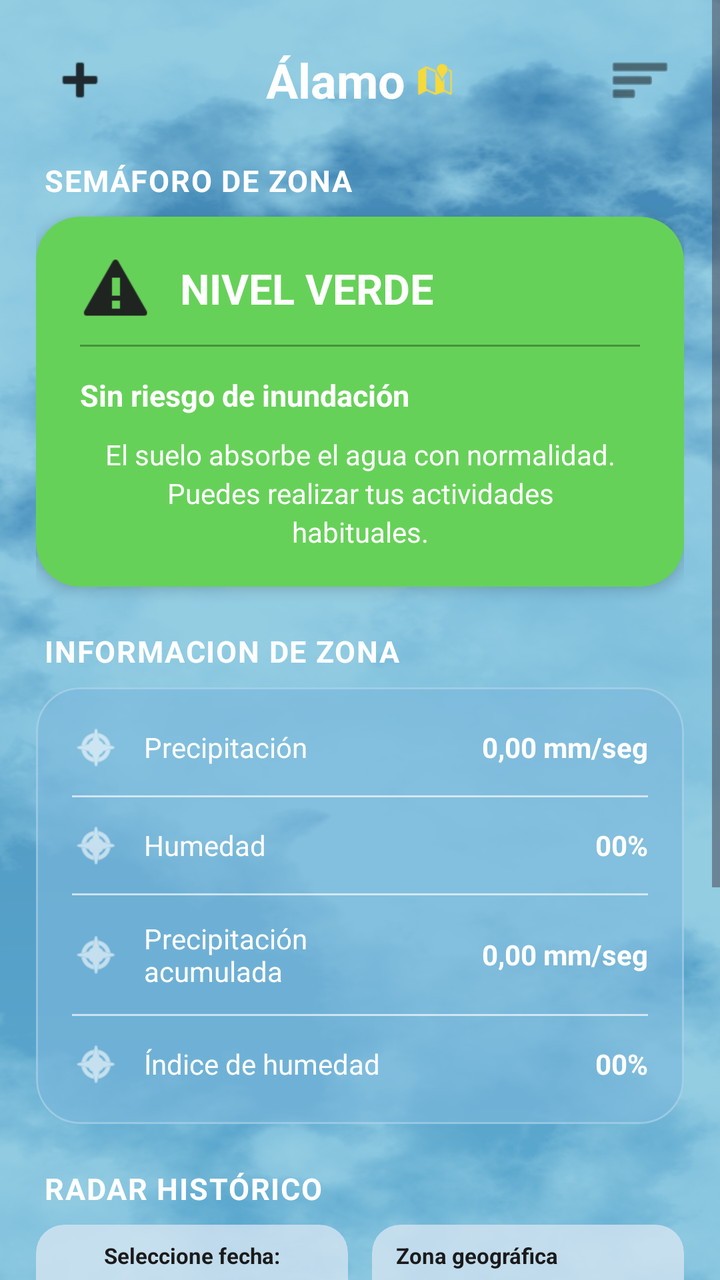
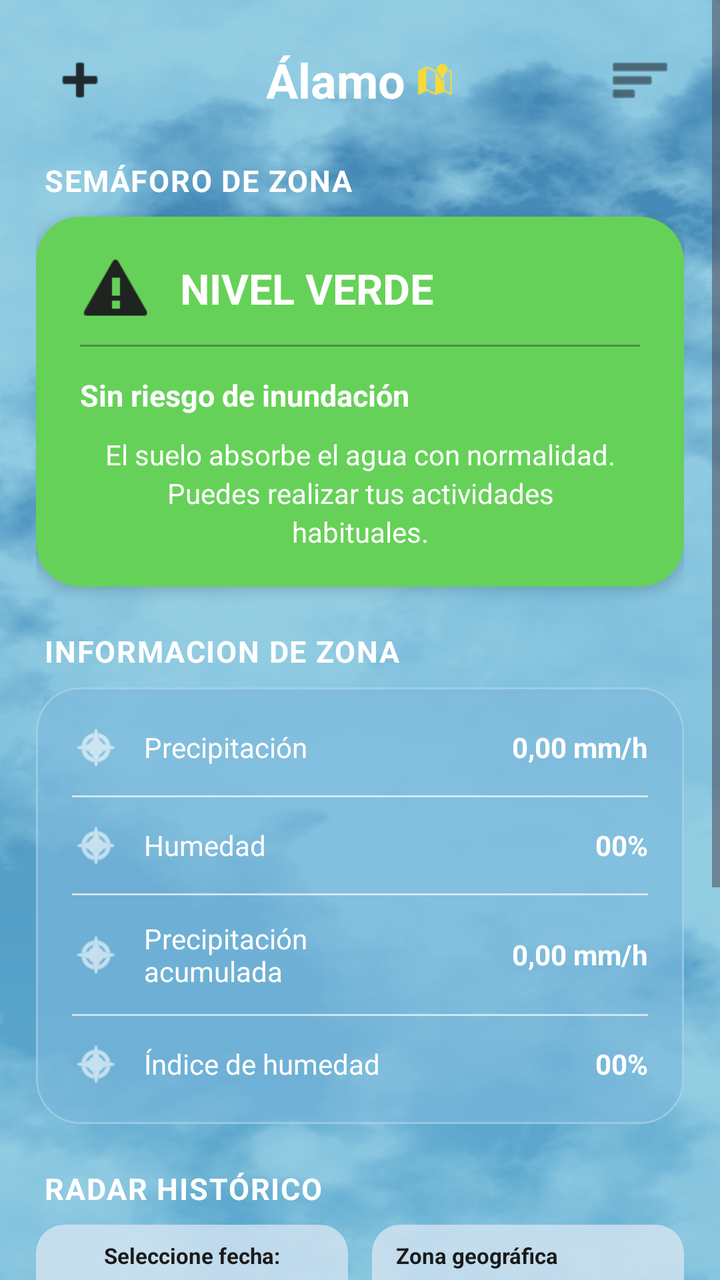

Compare the two renders of this Android layout. The source of the first and the diff that turns it into the second are given below.
<!-- AndroidManifest.xml: application theme Theme.SPILNASA -->
<!-- res/layout/activity_main.xml -->
<?xml version="1.0" encoding="utf-8"?>
<ScrollView xmlns:android="http://schemas.android.com/apk/res/android"
    xmlns:app="http://schemas.android.com/apk/res-auto"
    xmlns:tools="http://schemas.android.com/tools"
    android:id="@+id/main"
    android:layout_width="match_parent"
    android:layout_height="match_parent"
    android:background="@drawable/fondo"
    tools:context=".MainActivity">

    <LinearLayout
        android:layout_width="match_parent"
        android:layout_height="wrap_content"
        android:orientation="vertical"
        android:paddingHorizontal="18dp"
        android:paddingTop="14dp"
        android:paddingBottom="24dp">

        
        <RelativeLayout
            android:layout_width="match_parent"
            android:layout_height="52dp">

            <ImageButton
                android:id="@+id/btnAddZone"
                android:layout_width="44dp"
                android:layout_height="44dp"
                android:layout_alignParentStart="true"
                android:layout_centerVertical="true"
                android:background="?attr/selectableItemBackgroundBorderless"
                android:contentDescription="Agregar zona"
                android:src="@android:drawable/ic_input_add"
                app:tint="#1F2A30" />

            <LinearLayout
                android:layout_width="wrap_content"
                android:layout_height="wrap_content"
                android:layout_centerInParent="true"
                android:gravity="center_vertical"
                android:orientation="horizontal">

                <TextView
                    android:id="@+id/tvZoneTitle"
                    android:layout_width="wrap_content"
                    android:layout_height="wrap_content"
                    android:text="Álamo"
                    android:textColor="#FFFFFF"
                    android:textSize="24sp"
                    android:textStyle="bold" />

                <ImageView
                    android:layout_width="18dp"
                    android:layout_height="18dp"
                    android:layout_marginStart="6dp"
                    android:contentDescription="Ubicación"
                    android:src="@android:drawable/ic_dialog_map"
                    app:tint="#F6D93B" />
            </LinearLayout>

            <ImageButton
                android:id="@+id/btnMenu"
                android:layout_width="44dp"
                android:layout_height="44dp"
                android:layout_alignParentEnd="true"
                android:layout_centerVertical="true"
                android:background="?attr/selectableItemBackgroundBorderless"
                android:contentDescription="Abrir menú"
                android:src="@android:drawable/ic_menu_sort_by_size"
                app:tint="#1F2A30" />
        </RelativeLayout>

        
        <TextView
            android:layout_width="wrap_content"
            android:layout_height="wrap_content"
            android:layout_marginStart="4dp"
            android:layout_marginTop="14dp"
            android:layout_marginBottom="8dp"
            android:letterSpacing="0.04"
            android:text="SEMÁFORO DE ZONA"
            android:textColor="#FFFFFF"
            android:textSize="15sp"
            android:textStyle="bold" />

        <com.google.android.material.card.MaterialCardView
            android:id="@+id/cardTrafficLight"
            android:layout_width="match_parent"
            android:layout_height="wrap_content"
            app:cardBackgroundColor="#66D158"
            app:cardCornerRadius="22dp"
            app:cardElevation="4dp"
            app:strokeWidth="0dp">

            <LinearLayout
                android:id="@+id/colorAlert"
                android:layout_width="match_parent"
                android:layout_height="wrap_content"
                android:orientation="vertical"
                android:paddingHorizontal="22dp"
                android:paddingVertical="18dp">

                <LinearLayout
                    android:layout_width="match_parent"
                    android:layout_height="wrap_content"
                    android:gravity="center_vertical"
                    android:orientation="horizontal">

                    <ImageView
                        android:layout_width="36dp"
                        android:layout_height="36dp"
                        android:contentDescription="Icono de alerta"
                        android:src="@android:drawable/stat_sys_warning"
                        app:tint="#1F2421" />

                    <TextView
                        android:id="@+id/tvAlertLevel"
                        android:layout_width="wrap_content"
                        android:layout_height="wrap_content"
                        android:layout_marginStart="14dp"
                        android:text="NIVEL VERDE"
                        android:textColor="#FFFFFF"
                        android:textSize="21sp"
                        android:textStyle="bold" />
                </LinearLayout>

                <View
                    android:layout_width="match_parent"
                    android:layout_height="1dp"
                    android:layout_marginTop="10dp"
                    android:layout_marginBottom="14dp"
                    android:background="#8C2B5E26" />

                <TextView
                    android:id="@+id/tvAlertSubtitle"
                    android:layout_width="wrap_content"
                    android:layout_height="wrap_content"
                    android:text="Sin riesgo de inundación"
                    android:textColor="#FFFFFF"
                    android:textSize="15sp"
                    android:textStyle="bold" />

                <TextView
                    android:id="@+id/tvAlertDescription"
                    android:layout_width="match_parent"
                    android:layout_height="wrap_content"
                    android:layout_marginTop="10dp"
                    android:gravity="center"
                    android:lineSpacingExtra="3dp"
                    android:paddingHorizontal="8dp"
                    android:text="El suelo absorbe el agua con normalidad. Puedes realizar tus actividades habituales."
                    android:textColor="#FFFFFF"
                    android:textSize="14sp" />
            </LinearLayout>
        </com.google.android.material.card.MaterialCardView>

        
        <TextView
            android:layout_width="wrap_content"
            android:layout_height="wrap_content"
            android:layout_marginStart="4dp"
            android:layout_marginTop="22dp"
            android:layout_marginBottom="8dp"
            android:letterSpacing="0.04"
            android:text="INFORMACION DE ZONA"
            android:textColor="#FFFFFF"
            android:textSize="15sp"
            android:textStyle="bold" />

        <com.google.android.material.card.MaterialCardView
            android:layout_width="match_parent"
            android:layout_height="wrap_content"
            app:cardBackgroundColor="#A67CB8DC"
            app:cardCornerRadius="22dp"
            app:cardElevation="0dp"
            app:strokeColor="#40FFFFFF"
            app:strokeWidth="1dp">

            <LinearLayout
                android:layout_width="match_parent"
                android:layout_height="wrap_content"
                android:orientation="vertical"
                android:paddingHorizontal="18dp"
                android:paddingVertical="12dp">

                
                <LinearLayout
                    android:layout_width="match_parent"
                    android:layout_height="wrap_content"
                    android:gravity="center_vertical"
                    android:orientation="horizontal"
                    android:paddingVertical="6dp">

                    <ImageView
                        android:layout_width="24dp"
                        android:layout_height="24dp"
                        android:contentDescription="Precipitación"
                        android:src="@android:drawable/ic_menu_compass"
                        app:tint="#FFFFFF" />

                    <TextView
                        android:layout_width="0dp"
                        android:layout_height="wrap_content"
                        android:layout_marginStart="12dp"
                        android:layout_weight="1"
                        android:text="Precipitación"
                        android:textColor="#FFFFFF"
                        android:textSize="14sp" />

                    <TextView
                        android:id="@+id/tvPrecipitation"
                        android:layout_width="wrap_content"
                        android:layout_height="wrap_content"
                        android:text="0,00 mm/seg"
                        android:textColor="#FFFFFF"
                        android:textSize="14sp"
                        android:textStyle="bold" />
                </LinearLayout>

                <View
                    android:layout_width="match_parent"
                    android:layout_height="1dp"
                    android:layout_marginVertical="6dp"
                    android:background="#A6FFFFFF" />

                
                <LinearLayout
                    android:layout_width="match_parent"
                    android:layout_height="wrap_content"
                    android:gravity="center_vertical"
                    android:orientation="horizontal"
                    android:paddingVertical="6dp">

                    <ImageView
                        android:layout_width="24dp"
                        android:layout_height="24dp"
                        android:contentDescription="Humedad"
                        android:src="@android:drawable/ic_menu_compass"
                        app:tint="#FFFFFF" />

                    <TextView
                        android:layout_width="0dp"
                        android:layout_height="wrap_content"
                        android:layout_marginStart="12dp"
                        android:layout_weight="1"
                        android:text="Humedad"
                        android:textColor="#FFFFFF"
                        android:textSize="14sp" />

                    <TextView
                        android:id="@+id/tvHumidity"
                        android:layout_width="wrap_content"
                        android:layout_height="wrap_content"
                        android:text="00%"
                        android:textColor="#FFFFFF"
                        android:textSize="14sp"
                        android:textStyle="bold" />
                </LinearLayout>

                <View
                    android:layout_width="match_parent"
                    android:layout_height="1dp"
                    android:layout_marginVertical="6dp"
                    android:background="#A6FFFFFF" />

                
                <LinearLayout
                    android:layout_width="match_parent"
                    android:layout_height="wrap_content"
                    android:gravity="center_vertical"
                    android:orientation="horizontal"
                    android:paddingVertical="6dp">

                    <ImageView
                        android:layout_width="24dp"
                        android:layout_height="24dp"
                        android:contentDescription="Precipitación acumulada"
                        android:src="@android:drawable/ic_menu_compass"
                        app:tint="#FFFFFF" />

                    <TextView
                        android:layout_width="0dp"
                        android:layout_height="wrap_content"
                        android:layout_marginStart="12dp"
                        android:layout_weight="1"
                        android:text="Precipitación\nacumulada"
                        android:textColor="#FFFFFF"
                        android:textSize="14sp" />

                    <TextView
                        android:id="@+id/tvAccumulatedPrecipitation"
                        android:layout_width="wrap_content"
                        android:layout_height="wrap_content"
                        android:text="0,00 mm/seg"
                        android:textColor="#FFFFFF"
                        android:textSize="14sp"
                        android:textStyle="bold" />
                </LinearLayout>

                <View
                    android:layout_width="match_parent"
                    android:layout_height="1dp"
                    android:layout_marginVertical="6dp"
                    android:background="#A6FFFFFF" />

                
                <LinearLayout
                    android:layout_width="match_parent"
                    android:layout_height="wrap_content"
                    android:gravity="center_vertical"
                    android:orientation="horizontal"
                    android:paddingVertical="6dp">

                    <ImageView
                        android:layout_width="24dp"
                        android:layout_height="24dp"
                        android:contentDescription="Índice de humedad"
                        android:src="@android:drawable/ic_menu_compass"
                        app:tint="#FFFFFF" />

                    <TextView
                        android:layout_width="0dp"
                        android:layout_height="wrap_content"
                        android:layout_marginStart="12dp"
                        android:layout_weight="1"
                        android:text="Índice de humedad"
                        android:textColor="#FFFFFF"
                        android:textSize="14sp" />

                    <TextView
                        android:id="@+id/tvHumidityIndex"
                        android:layout_width="wrap_content"
                        android:layout_height="wrap_content"
                        android:text="00%"
                        android:textColor="#FFFFFF"
                        android:textSize="14sp"
                        android:textStyle="bold" />
                </LinearLayout>
            </LinearLayout>
        </com.google.android.material.card.MaterialCardView>

        
        <TextView
            android:layout_width="wrap_content"
            android:layout_height="wrap_content"
            android:layout_marginStart="4dp"
            android:layout_marginTop="22dp"
            android:layout_marginBottom="8dp"
            android:letterSpacing="0.04"
            android:text="RADAR HISTÓRICO"
            android:textColor="#FFFFFF"
            android:textSize="15sp"
            android:textStyle="bold" />

        
        <LinearLayout
            android:layout_width="match_parent"
            android:layout_height="wrap_content"
            android:baselineAligned="false"
            android:orientation="horizontal">

            
            <com.google.android.material.card.MaterialCardView
                android:id="@+id/cardDateSelector"
                android:layout_width="0dp"
                android:layout_height="wrap_content"
                android:layout_marginEnd="6dp"
                android:layout_weight="1"
                app:cardBackgroundColor="#C7D6E6F2"
                app:cardCornerRadius="14dp"
                app:cardElevation="0dp"
                app:strokeWidth="0dp">

                <LinearLayout
                    android:layout_width="match_parent"
                    android:layout_height="wrap_content"
                    android:gravity="center_horizontal"
                    android:orientation="vertical"
                    android:paddingHorizontal="12dp"
                    android:paddingVertical="8dp">

                    <TextView
                        android:layout_width="wrap_content"
                        android:layout_height="wrap_content"
                        android:text="Seleccione fecha:"
                        android:textColor="#1A1A1A"
                        android:textSize="11sp"
                        android:textStyle="bold" />

                    <com.google.android.material.card.MaterialCardView
                        android:layout_width="match_parent"
                        android:layout_height="wrap_content"
                        android:layout_marginTop="6dp"
                        app:cardBackgroundColor="#EBFFFFFF"
                        app:cardCornerRadius="8dp"
                        app:cardElevation="0dp"
                        app:strokeWidth="0dp">

                        <TextView
                            android:id="@+id/tvSelectedDate"
                            android:layout_width="match_parent"
                            android:layout_height="wrap_content"
                            android:gravity="center"
                            android:paddingHorizontal="8dp"
                            android:paddingVertical="5dp"
                            android:text="Día   Mes   Año"
                            android:textColor="#7A7A7A"
                            android:textSize="11sp" />
                    </com.google.android.material.card.MaterialCardView>
                </LinearLayout>
            </com.google.android.material.card.MaterialCardView>

            
            <com.google.android.material.card.MaterialCardView
                android:layout_width="0dp"
                android:layout_height="wrap_content"
                android:layout_marginStart="6dp"
                android:layout_weight="1"
                app:cardBackgroundColor="#C7D6E6F2"
                app:cardCornerRadius="14dp"
                app:cardElevation="0dp"
                app:strokeWidth="0dp">

                <LinearLayout
                    android:layout_width="match_parent"
                    android:layout_height="wrap_content"
                    android:orientation="vertical"
                    android:paddingHorizontal="12dp"
                    android:paddingVertical="8dp">

                    <TextView
                        android:layout_width="wrap_content"
                        android:layout_height="wrap_content"
                        android:text="Zona geográfica"
                        android:textColor="#1A1A1A"
                        android:textSize="11sp"
                        android:textStyle="bold" />

                    <com.google.android.material.card.MaterialCardView
                        android:layout_width="match_parent"
                        android:layout_height="wrap_content"
                        android:layout_marginTop="6dp"
                        app:cardBackgroundColor="#EBFFFFFF"
                        app:cardCornerRadius="8dp"
                        app:cardElevation="0dp"
                        app:strokeWidth="0dp">

                        <Spinner
                            android:id="@+id/spinnerZone"
                            android:layout_width="match_parent"
                            android:layout_height="26dp"
                            android:paddingHorizontal="4dp" />
                    </com.google.android.material.card.MaterialCardView>
                </LinearLayout>
            </com.google.android.material.card.MaterialCardView>
        </LinearLayout>

        
        <com.google.android.material.card.MaterialCardView
            android:layout_width="match_parent"
            android:layout_height="210dp"
            android:layout_marginTop="14dp"
            app:cardBackgroundColor="#1E6B68"
            app:cardCornerRadius="6dp"
            app:cardElevation="0dp"
            app:strokeColor="#D9FFFFFF"
            app:strokeWidth="1dp">

            <RelativeLayout
                android:layout_width="match_parent"
                android:layout_height="match_parent">

                
                <FrameLayout
                    android:id="@+id/mapPreviewContainer"
                    android:layout_width="match_parent"
                    android:layout_height="match_parent" >

                    <ImageView
                        android:id="@+id/mapaIMG"
                        android:layout_width="wrap_content"
                        android:layout_height="wrap_content"
                        app:srcCompat="@drawable/altitudAlamo" />
                </FrameLayout>

                
                <ImageButton
                    android:id="@+id/btnMapInfo"
                    android:layout_width="28dp"
                    android:layout_height="28dp"
                    android:layout_alignParentStart="true"
                    android:layout_alignParentTop="true"
                    android:layout_margin="8dp"
                    android:background="?attr/selectableItemBackgroundBorderless"
                    android:contentDescription="Información del mapa"
                    android:src="@android:drawable/ic_dialog_info"
                    app:tint="#1A1A1A" />

                
                <com.google.android.material.card.MaterialCardView
                    android:id="@+id/btnMaximizeMap"
                    android:layout_width="32dp"
                    android:layout_height="32dp"
                    android:layout_alignParentTop="true"
                    android:layout_alignParentEnd="true"
                    android:layout_margin="10dp"
                    app:cardBackgroundColor="#FFFFFF"
                    app:cardCornerRadius="8dp"
                    app:cardElevation="2dp"
                    app:strokeWidth="0dp">

                    <ImageView
                        android:layout_width="20dp"
                        android:layout_height="20dp"
                        android:layout_gravity="center"
                        android:contentDescription="Maximizar mapa"
                        android:src="@android:drawable/ic_menu_crop"
                        app:tint="#2B2B2B" />
                </com.google.android.material.card.MaterialCardView>

                
                <LinearLayout
                    android:layout_width="wrap_content"
                    android:layout_height="wrap_content"
                    android:layout_alignParentStart="true"
                    android:layout_alignParentBottom="true"
                    android:layout_margin="10dp"
                    android:orientation="vertical">

                    <com.google.android.material.card.MaterialCardView
                        android:id="@+id/btnZoomIn"
                        android:layout_width="26dp"
                        android:layout_height="26dp"
                        android:layout_marginBottom="6dp"
                        app:cardBackgroundColor="#B85A9EA8"
                        app:cardCornerRadius="6dp"
                        app:cardElevation="0dp"
                        app:strokeColor="#D9FFFFFF"
                        app:strokeWidth="1dp">

                        <TextView
                            android:layout_width="match_parent"
                            android:layout_height="match_parent"
                            android:gravity="center"
                            android:text="+"
                            android:textColor="#FFFFFF"
                            android:textSize="16sp"
                            android:textStyle="bold" />
                    </com.google.android.material.card.MaterialCardView>

                    <com.google.android.material.card.MaterialCardView
                        android:id="@+id/btnZoomOut"
                        android:layout_width="26dp"
                        android:layout_height="26dp"
                        app:cardBackgroundColor="#B85A9EA8"
                        app:cardCornerRadius="6dp"
                        app:cardElevation="0dp"
                        app:strokeColor="#D9FFFFFF"
                        app:strokeWidth="1dp">

                        <TextView
                            android:layout_width="match_parent"
                            android:layout_height="match_parent"
                            android:gravity="center"
                            android:text="−"
                            android:textColor="#FFFFFF"
                            android:textSize="16sp"
                            android:textStyle="bold" />
                    </com.google.android.material.card.MaterialCardView>
                </LinearLayout>

                
                <com.google.android.material.card.MaterialCardView
                    android:layout_width="wrap_content"
                    android:layout_height="wrap_content"
                    android:layout_alignParentEnd="true"
                    android:layout_alignParentBottom="true"
                    android:layout_margin="8dp"
                    app:cardBackgroundColor="#A62D6E7E"
                    app:cardCornerRadius="6dp"
                    app:cardElevation="0dp"
                    app:strokeColor="#B3FFFFFF"
                    app:strokeWidth="1dp">

                    <TextView
                        android:layout_width="wrap_content"
                        android:layout_height="wrap_content"
                        android:gravity="center"
                        android:paddingHorizontal="8dp"
                        android:paddingVertical="4dp"
                        android:text="Imagen satelital del\nSentinel-1"
                        android:textColor="#FFFFFF"
                        android:textSize="8sp" />
                </com.google.android.material.card.MaterialCardView>
            </RelativeLayout>
        </com.google.android.material.card.MaterialCardView>
    </LinearLayout>
</ScrollView>
<!-- resources referenced by this layout -->
<resources>
  <!-- drawable altitudAlamo: jpeg bitmap (drawable, 50498 bytes) -->
  <!-- drawable fondo: png bitmap (drawable, 321302 bytes) -->
  <style name="Theme.SPILNASA" parent="Base.Theme.SPILNASA" />
  <style name="Base.Theme.SPILNASA" parent="Theme.Material3.DayNight.NoActionBar">
          
          
      </style>
</resources>

<!-- the commit's change to res/layout/activity_main.xml (unified diff, before → after) -->
@@ -210,7 +210,7 @@
                         android:id="@+id/tvPrecipitation"
                         android:layout_width="wrap_content"
                         android:layout_height="wrap_content"
-                        android:text="0,00 mm/seg"
+                        android:text="0,00 mm/h"
                         android:textColor="#FFFFFF"
                         android:textSize="14sp"
                         android:textStyle="bold" />
@@ -290,7 +290,7 @@
                         android:id="@+id/tvAccumulatedPrecipitation"
                         android:layout_width="wrap_content"
                         android:layout_height="wrap_content"
-                        android:text="0,00 mm/seg"
+                        android:text="0,00 mm/h"
                         android:textColor="#FFFFFF"
                         android:textSize="14sp"
                         android:textStyle="bold" />
@@ -479,7 +479,7 @@
                         android:id="@+id/mapaIMG"
                         android:layout_width="wrap_content"
                         android:layout_height="wrap_content"
-                        app:srcCompat="@drawable/altitudAlamo" />
+                        app:srcCompat="@drawable/altitudalamo" />
                 </FrameLayout>
 
                 
<!-- resource entries referenced after the edit -->
@@ -1,6 +1,6 @@
 <!-- resources referenced by this layout -->
 <resources>
-  <!-- drawable altitudAlamo: jpeg bitmap (drawable, 50498 bytes) -->
+  <!-- drawable altitudalamo: jpeg bitmap (drawable, 50498 bytes) -->
   <!-- drawable fondo: png bitmap (drawable, 321302 bytes) -->
   <style name="Theme.SPILNASA" parent="Base.Theme.SPILNASA" />
   <style name="Base.Theme.SPILNASA" parent="Theme.Material3.DayNight.NoActionBar">
